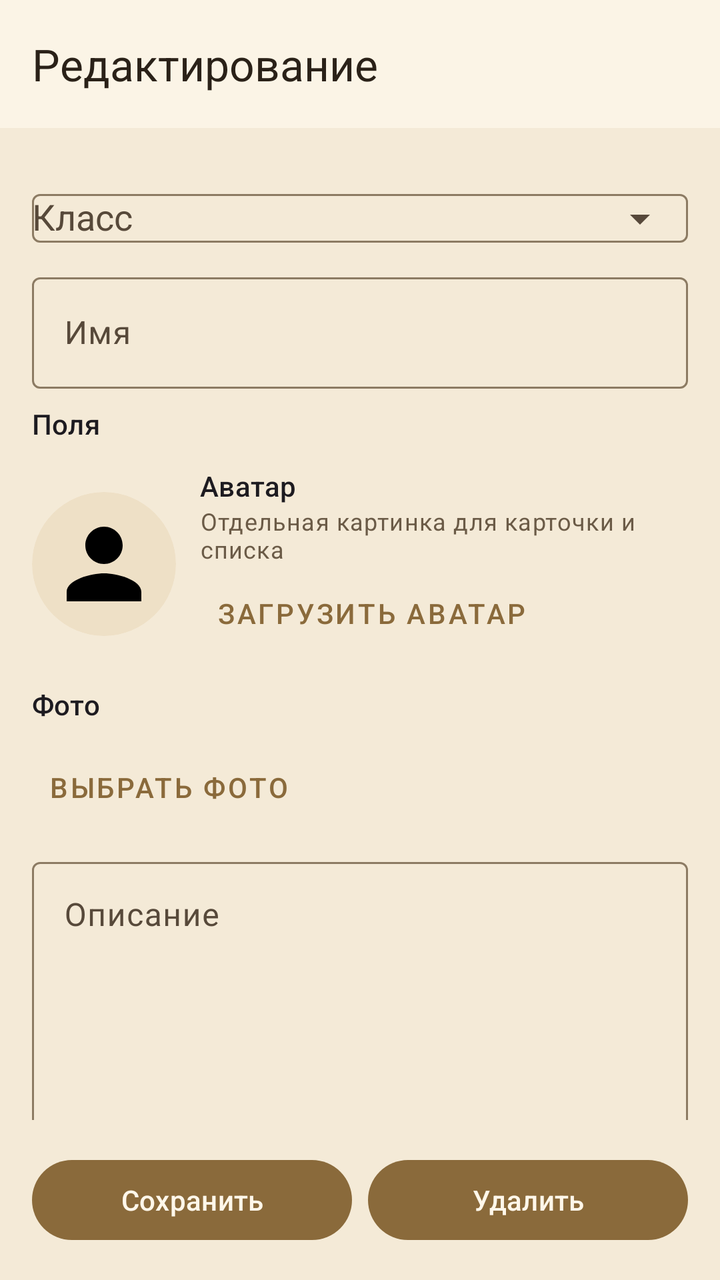
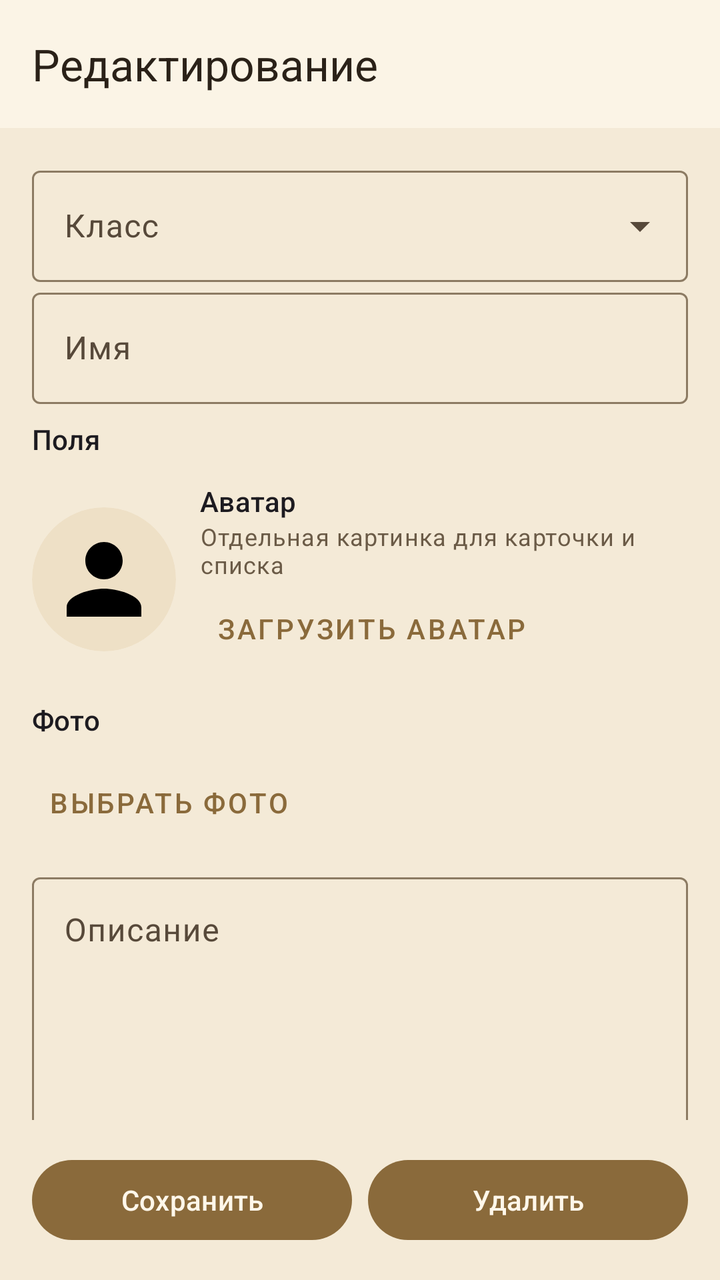

Compare the two renders of this Android layout. The source of the first and the diff that turns it into the second are given below.
<!-- AndroidManifest.xml: application theme Theme.DnDMemory -->
<!-- res/layout/activity_entity_edit.xml -->
<?xml version="1.0" encoding="utf-8"?>
<LinearLayout xmlns:android="http://schemas.android.com/apk/res/android"
    xmlns:app="http://schemas.android.com/apk/res-auto"
    android:layout_width="match_parent"
    android:layout_height="match_parent"
    android:orientation="vertical">

    <com.google.android.material.appbar.MaterialToolbar
        style="@style/Widget.DnDMemory.Toolbar"
        android:id="@+id/entity_edit_toolbar"
        android:layout_width="match_parent"
        android:layout_height="?attr/actionBarSize"
        app:title="@string/entity_edit_title_edit" />

    <androidx.core.widget.NestedScrollView
        android:layout_width="match_parent"
        android:layout_height="0dp"
        android:layout_weight="1">

        <LinearLayout
            android:layout_width="match_parent"
            android:layout_height="wrap_content"
            android:orientation="vertical"
            android:padding="16dp">

            <com.google.android.material.textfield.TextInputLayout
                android:id="@+id/entity_edit_type_group"
                android:layout_width="match_parent"
                android:layout_height="wrap_content"
                android:hint="@string/entity_edit_type"
                app:endIconMode="dropdown_menu">

                <com.google.android.material.textfield.MaterialAutoCompleteTextView
                    android:id="@+id/entity_edit_type"
                    android:layout_width="match_parent"
                    android:layout_height="wrap_content"
                    android:inputType="none" />
            </com.google.android.material.textfield.TextInputLayout>

            <com.google.android.material.textfield.TextInputLayout
                android:id="@+id/entity_edit_name_group"
                android:layout_width="match_parent"
                android:layout_height="wrap_content"
                android:hint="@string/entity_edit_name">

                <com.google.android.material.textfield.TextInputEditText
                    android:id="@+id/entity_edit_name_input"
                    android:layout_width="match_parent"
                    android:layout_height="wrap_content"
                    android:inputType="textCapSentences"
                    android:maxLines="1" />
            </com.google.android.material.textfield.TextInputLayout>

            <TextView
                android:id="@+id/entity_edit_fields_title"
                android:layout_width="match_parent"
                android:layout_height="wrap_content"
                android:layout_marginTop="8dp"
                android:text="@string/entity_detail_fields"
                android:textAppearance="?attr/textAppearanceTitleSmall" />

            
            <com.google.android.material.textfield.TextInputLayout
                android:id="@+id/entity_edit_race_group"
                android:layout_width="match_parent"
                android:layout_height="wrap_content"
                android:hint="@string/attr_race"
                android:visibility="gone">

                <com.google.android.material.textfield.MaterialAutoCompleteTextView
                    android:id="@+id/entity_edit_race_input"
                    android:layout_width="match_parent"
                    android:layout_height="wrap_content"
                    android:completionThreshold="1"
                    android:inputType="textCapSentences"
                    android:maxLines="1" />
            </com.google.android.material.textfield.TextInputLayout>

            
            <com.google.android.material.textfield.TextInputLayout
                android:id="@+id/entity_edit_klass_group"
                android:layout_width="match_parent"
                android:layout_height="wrap_content"
                android:hint="@string/attr_klass"
                android:visibility="gone">

                <com.google.android.material.textfield.MaterialAutoCompleteTextView
                    android:id="@+id/entity_edit_klass_input"
                    android:layout_width="match_parent"
                    android:layout_height="wrap_content"
                    android:completionThreshold="1"
                    android:inputType="textCapSentences"
                    android:maxLines="1" />
            </com.google.android.material.textfield.TextInputLayout>

            <com.google.android.material.textfield.TextInputLayout
                android:id="@+id/entity_edit_player_group"
                android:layout_width="match_parent"
                android:layout_height="wrap_content"
                android:hint="@string/attr_player_name"
                android:visibility="gone"
                app:endIconMode="dropdown_menu">

                <com.google.android.material.textfield.MaterialAutoCompleteTextView
                    android:id="@+id/entity_edit_player"
                    android:layout_width="match_parent"
                    android:layout_height="wrap_content"
                    android:inputType="none" />
            </com.google.android.material.textfield.TextInputLayout>

            
            <com.google.android.material.textfield.TextInputLayout
                android:id="@+id/entity_edit_location_type_group"
                android:layout_width="match_parent"
                android:layout_height="wrap_content"
                android:hint="Тип локации"
                android:visibility="gone">

                <com.google.android.material.textfield.MaterialAutoCompleteTextView
                    android:id="@+id/entity_edit_location_type"
                    android:layout_width="match_parent"
                    android:layout_height="wrap_content"
                    android:completionThreshold="1"
                    android:inputType="textCapSentences"
                    android:maxLines="1" />
            </com.google.android.material.textfield.TextInputLayout>

            <com.google.android.material.textfield.TextInputLayout
                android:id="@+id/entity_edit_item_type_group"
                android:layout_width="match_parent"
                android:layout_height="wrap_content"
                android:hint="Тип предмета"
                android:visibility="gone">

                <com.google.android.material.textfield.MaterialAutoCompleteTextView
                    android:id="@+id/entity_edit_item_type"
                    android:layout_width="match_parent"
                    android:layout_height="wrap_content"
                    android:completionThreshold="1"
                    android:inputType="textCapSentences"
                    android:maxLines="1" />
            </com.google.android.material.textfield.TextInputLayout>

            <com.google.android.material.textfield.TextInputLayout
                android:id="@+id/entity_edit_short_group"
                android:layout_width="match_parent"
                android:layout_height="wrap_content"
                android:hint="@string/attr_short_description"
                android:visibility="gone">

                <com.google.android.material.textfield.TextInputEditText
                    android:id="@+id/entity_edit_short_input"
                    android:layout_width="match_parent"
                    android:layout_height="wrap_content"
                    android:inputType="textCapSentences"
                    android:maxLines="2" />
            </com.google.android.material.textfield.TextInputLayout>

            
            <com.google.android.material.textfield.TextInputLayout
                android:id="@+id/entity_edit_owner_name_group"
                android:layout_width="match_parent"
                android:layout_height="wrap_content"
                android:hint="@string/entity_owner_name_hint"
                android:visibility="gone">

                <com.google.android.material.textfield.TextInputEditText
                    android:id="@+id/entity_edit_owner_name_input"
                    android:layout_width="match_parent"
                    android:layout_height="wrap_content"
                    android:inputType="textCapSentences"
                    android:maxLines="1" />
            </com.google.android.material.textfield.TextInputLayout>

            <com.google.android.material.textfield.TextInputLayout
                android:id="@+id/entity_edit_owner_link_group"
                android:layout_width="match_parent"
                android:layout_height="wrap_content"
                android:hint="@string/entity_owner_link_hint"
                android:visibility="gone"
                app:endIconMode="dropdown_menu">

                <com.google.android.material.textfield.MaterialAutoCompleteTextView
                    android:id="@+id/entity_edit_owner_link"
                    android:layout_width="match_parent"
                    android:layout_height="wrap_content"
                    android:inputType="none" />
            </com.google.android.material.textfield.TextInputLayout>

            
            <LinearLayout
                android:id="@+id/entity_edit_items_group"
                android:layout_width="match_parent"
                android:layout_height="wrap_content"
                android:orientation="vertical"
                android:visibility="gone">

                <TextView
                    android:layout_width="match_parent"
                    android:layout_height="wrap_content"
                    android:layout_marginTop="8dp"
                    android:text="@string/attr_items"
                    android:textAppearance="?attr/textAppearanceTitleSmall" />

                <LinearLayout
                    android:id="@+id/entity_edit_items"
                    android:layout_width="match_parent"
                    android:layout_height="wrap_content"
                    android:orientation="vertical" />

                <com.google.android.material.button.MaterialButton
                    android:id="@+id/entity_edit_add_item"
                    style="?attr/materialButtonOutlinedStyle"
                    android:layout_width="wrap_content"
                    android:layout_height="wrap_content"
                    android:text="@string/entity_item_add" />
            </LinearLayout>

                
                <LinearLayout
                    android:layout_width="match_parent"
                    android:layout_height="wrap_content"
                    android:layout_marginTop="12dp"
                    android:gravity="center_vertical"
                    android:orientation="horizontal">

                    <ImageView
                        android:id="@+id/entity_edit_avatar"
                        android:layout_width="72dp"
                        android:layout_height="72dp"
                        android:background="@drawable/bg_avatar"
                        android:clipToOutline="true"
                        android:contentDescription="@string/entity_avatar"
                        android:padding="8dp"
                        android:scaleType="centerCrop"
                        android:src="@drawable/ic_hero" />

                    <LinearLayout
                        android:layout_width="0dp"
                        android:layout_height="wrap_content"
                        android:layout_marginStart="12dp"
                        android:layout_weight="1"
                        android:orientation="vertical">

                        <TextView
                            android:layout_width="match_parent"
                            android:layout_height="wrap_content"
                            android:text="@string/entity_avatar"
                            android:textAppearance="?attr/textAppearanceLabelLarge" />

                        <TextView
                            android:layout_width="match_parent"
                            android:layout_height="wrap_content"
                            android:text="@string/entity_avatar_hint"
                            android:textAppearance="?attr/textAppearanceBodySmall"
                            android:textColor="@color/text_muted" />

                        <LinearLayout
                            android:layout_width="match_parent"
                            android:layout_height="wrap_content"
                            android:orientation="horizontal">

                            <com.google.android.material.button.MaterialButton
                                android:id="@+id/entity_edit_avatar_pick"
                                style="@style/Widget.MaterialComponents.Button.TextButton"
                                android:layout_width="wrap_content"
                                android:layout_height="wrap_content"
                                android:text="@string/entity_avatar_pick" />

                            <com.google.android.material.button.MaterialButton
                                android:id="@+id/entity_edit_avatar_clear"
                                style="@style/Widget.MaterialComponents.Button.TextButton"
                                android:layout_width="wrap_content"
                                android:layout_height="wrap_content"
                                android:text="@string/entity_avatar_clear"
                                android:visibility="gone" />
                        </LinearLayout>
                    </LinearLayout>
                </LinearLayout>

                
                <LinearLayout
                    android:id="@+id/entity_edit_photo_group"
                    android:layout_width="match_parent"
                    android:layout_height="wrap_content"
                    android:layout_marginTop="12dp"
                    android:orientation="vertical">

                    <TextView
                        android:layout_width="match_parent"
                        android:layout_height="wrap_content"
                        android:text="@string/entity_photo"
                        android:textAppearance="?attr/textAppearanceLabelLarge" />

                    <LinearLayout
                        android:id="@+id/entity_edit_files"
                        android:layout_width="match_parent"
                        android:layout_height="wrap_content"
                        android:layout_marginTop="8dp"
                        android:orientation="vertical" />

                    <ImageView
                        android:id="@+id/entity_edit_photo"
                        android:layout_width="match_parent"
                        android:layout_height="180dp"
                        android:layout_marginTop="8dp"
                        android:background="@color/colorSurfaceVariant"
                        android:contentDescription="@string/entity_photo"
                        android:scaleType="centerCrop"
                        android:visibility="gone" />

                    <LinearLayout
                        android:layout_width="match_parent"
                        android:layout_height="wrap_content"
                        android:orientation="horizontal">

                        <com.google.android.material.button.MaterialButton
                            android:id="@+id/entity_edit_photo_pick"
                            style="@style/Widget.MaterialComponents.Button.TextButton"
                            android:layout_width="wrap_content"
                            android:layout_height="wrap_content"
                            android:text="@string/entity_photo_pick" />

                        <com.google.android.material.button.MaterialButton
                            android:id="@+id/entity_edit_photo_clear"
                            style="@style/Widget.MaterialComponents.Button.TextButton"
                            android:layout_width="wrap_content"
                            android:layout_height="wrap_content"
                            android:text="@string/entity_photo_clear"
                            android:visibility="gone" />
                    </LinearLayout>
                </LinearLayout>

                <com.google.android.material.textfield.TextInputLayout
                android:layout_width="match_parent"
                android:layout_height="wrap_content"
                android:layout_marginTop="8dp"
                android:hint="@string/entity_edit_description"
                app:helperText="@string/entity_edit_description_hint">

                <com.google.android.material.textfield.TextInputEditText
                    android:id="@+id/entity_edit_description_input"
                    android:layout_width="match_parent"
                    android:layout_height="wrap_content"
                    android:gravity="top"
                    android:inputType="textMultiLine"
                    android:minLines="6" />
            </com.google.android.material.textfield.TextInputLayout>
        </LinearLayout>
    </androidx.core.widget.NestedScrollView>

    <LinearLayout
        android:layout_width="match_parent"
        android:layout_height="wrap_content"
        android:orientation="horizontal"
        android:padding="16dp">

        <com.google.android.material.button.MaterialButton
            android:id="@+id/entity_edit_save"
            android:layout_width="0dp"
            android:layout_height="wrap_content"
            android:layout_weight="1"
            android:text="@string/action_save" />

        <com.google.android.material.button.MaterialButton
            android:id="@+id/entity_edit_delete"
            android:layout_width="0dp"
            android:layout_height="wrap_content"
            android:layout_weight="1"
            android:layout_marginStart="8dp"
            android:text="@string/action_delete" />
    </LinearLayout>

    <ProgressBar
        android:id="@+id/entity_edit_progress"
        android:layout_width="wrap_content"
        android:layout_height="wrap_content"
        android:layout_gravity="center_horizontal"
        android:visibility="gone" />
</LinearLayout>
<!-- resources referenced by this layout -->
<resources>
  <color name="colorSurfaceVariant">#EEE0C6</color>
  <color name="text_muted">#6B5B47</color>
  <!-- drawable bg_avatar (drawable) -->
  <shape xmlns:android="http://schemas.android.com/apk/res/android"
      android:shape="oval">
      <solid android:color="@color/colorSurfaceVariant" />
  </shape>
  <!-- drawable ic_hero (drawable) -->
  <?xml version="1.0" encoding="utf-8"?>
  <vector xmlns:android="http://schemas.android.com/apk/res/android"
      android:width="24dp"
      android:height="24dp"
      android:viewportWidth="24"
      android:viewportHeight="24">
      <path
          android:fillColor="#FF000000"
          android:pathData="M12,12c2.21,0 4,-1.79 4,-4s-1.79,-4 -4,-4 -4,1.79 -4,4 1.79,4 4,4zM12,14c-2.67,0 -8,1.34 -8,4v2h16v-2c0,-2.66 -5.33,-4 -8,-4z" />
  </vector>
  <string name="action_delete">Удалить</string>
  <string name="action_save">Сохранить</string>
  <string name="attr_items">Предметы</string>
  <string name="attr_klass">Класс персонажа</string>
  <string name="attr_player_name">Игрок</string>
  <string name="attr_race">Раса</string>
  <string name="attr_short_description">Краткое описание</string>
  <string name="entity_avatar">Аватар</string>
  <string name="entity_avatar_clear">Убрать</string>
  <string name="entity_avatar_hint">Отдельная картинка для карточки и списка</string>
  <string name="entity_avatar_pick">Загрузить аватар</string>
  <string name="entity_detail_fields">Поля</string>
  <string name="entity_edit_description">Описание</string>
  <string name="entity_edit_description_hint">Поддерживается markdown и ссылки [[Имя]]</string>
  <string name="entity_edit_name">Имя</string>
  <string name="entity_edit_title_edit">Редактирование</string>
  <string name="entity_edit_type">Класс</string>
  <string name="entity_item_add">Добавить предмет</string>
  <string name="entity_owner_link_hint">Ссылка на героя или персонажа</string>
  <string name="entity_owner_name_hint">Владелец как написан в мире</string>
  <string name="entity_photo">Фото</string>
  <string name="entity_photo_clear">Убрать</string>
  <string name="entity_photo_pick">Выбрать фото</string>
  <style name="Widget.DnDMemory.Toolbar" parent="Widget.Material3.Toolbar">
          <item name="android:background">?attr/colorSurface</item>
          <item name="titleTextColor">?attr/colorOnSurface</item>
      </style>
  <color name="colorPrimary">#8A6A3B</color>
  <color name="colorPrimaryDark">#5E4525</color>
  <color name="colorOnPrimary">#FFF7EA</color>
  <color name="colorPrimaryContainer">#EBDCC2</color>
  <color name="colorOnPrimaryContainer">#3A2A14</color>
  <color name="colorSecondary">#B98B2E</color>
  <color name="colorOnSecondary">#FFF8EA</color>
  <color name="colorSurface">#FBF4E6</color>
  <color name="colorOnSurface">#2A2118</color>
  <color name="colorOnSurfaceVariant">#57493A</color>
  <color name="colorBackground">#F4EAD7</color>
  <color name="colorOnBackground">#2A2118</color>
  <color name="colorError">#A3231C</color>
  <color name="colorOnError">#FFFFFF</color>
  <color name="colorOutline">#8C7B63</color>
  <!-- unchanged entries left out for length: 1 -->
</resources>

<!-- the commit's change to res/layout/activity_entity_edit.xml (unified diff, before → after) -->
@@ -25,6 +25,7 @@
 
             <com.google.android.material.textfield.TextInputLayout
                 android:id="@+id/entity_edit_type_group"
+                style="@style/Widget.Material3.TextInputLayout.OutlinedBox.ExposedDropdownMenu"
                 android:layout_width="match_parent"
                 android:layout_height="wrap_content"
                 android:hint="@string/entity_edit_type"
@@ -69,6 +70,7 @@
 
                 <com.google.android.material.textfield.MaterialAutoCompleteTextView
                     android:id="@+id/entity_edit_race_input"
+                    style="@style/Widget.Material3.AutoCompleteTextView.OutlinedBox"
                     android:layout_width="match_parent"
                     android:layout_height="wrap_content"
                     android:completionThreshold="1"
@@ -86,6 +88,7 @@
 
                 <com.google.android.material.textfield.MaterialAutoCompleteTextView
                     android:id="@+id/entity_edit_klass_input"
+                    style="@style/Widget.Material3.AutoCompleteTextView.OutlinedBox"
                     android:layout_width="match_parent"
                     android:layout_height="wrap_content"
                     android:completionThreshold="1"
@@ -95,6 +98,7 @@
 
             <com.google.android.material.textfield.TextInputLayout
                 android:id="@+id/entity_edit_player_group"
+                style="@style/Widget.Material3.TextInputLayout.OutlinedBox.ExposedDropdownMenu"
                 android:layout_width="match_parent"
                 android:layout_height="wrap_content"
                 android:hint="@string/attr_player_name"
@@ -118,6 +122,7 @@
 
                 <com.google.android.material.textfield.MaterialAutoCompleteTextView
                     android:id="@+id/entity_edit_location_type"
+                    style="@style/Widget.Material3.AutoCompleteTextView.OutlinedBox"
                     android:layout_width="match_parent"
                     android:layout_height="wrap_content"
                     android:completionThreshold="1"
@@ -134,6 +139,7 @@
 
                 <com.google.android.material.textfield.MaterialAutoCompleteTextView
                     android:id="@+id/entity_edit_item_type"
+                    style="@style/Widget.Material3.AutoCompleteTextView.OutlinedBox"
                     android:layout_width="match_parent"
                     android:layout_height="wrap_content"
                     android:completionThreshold="1"
@@ -174,6 +180,7 @@
 
             <com.google.android.material.textfield.TextInputLayout
                 android:id="@+id/entity_edit_owner_link_group"
+                style="@style/Widget.Material3.TextInputLayout.OutlinedBox.ExposedDropdownMenu"
                 android:layout_width="match_parent"
                 android:layout_height="wrap_content"
                 android:hint="@string/entity_owner_link_hint"
